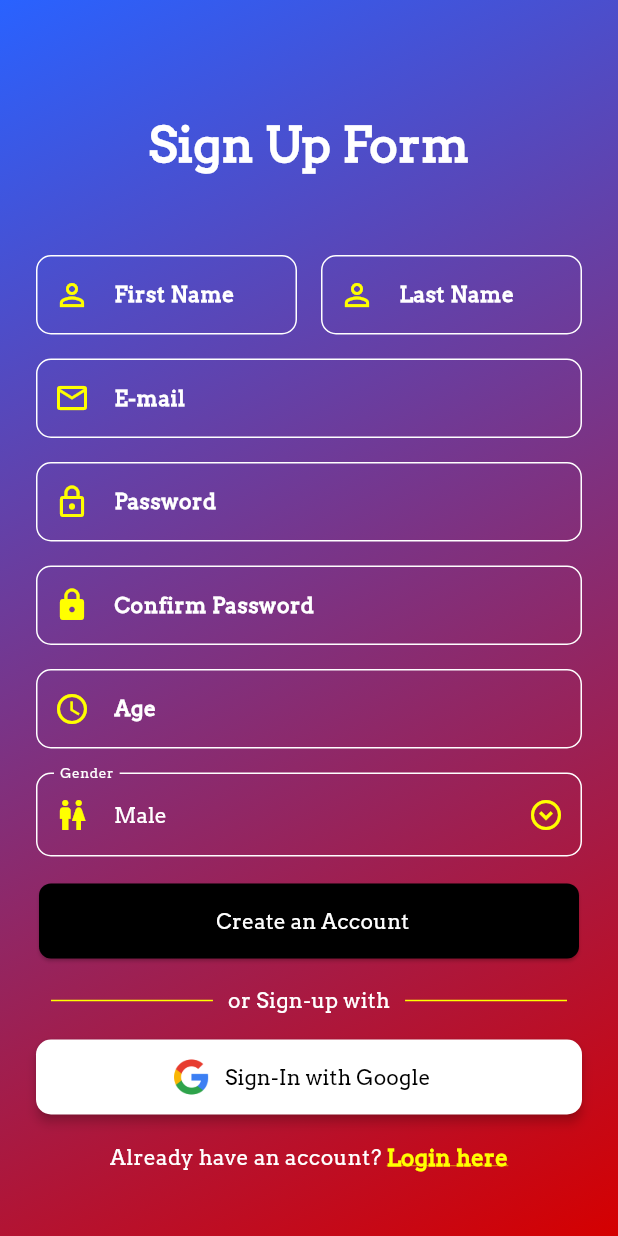
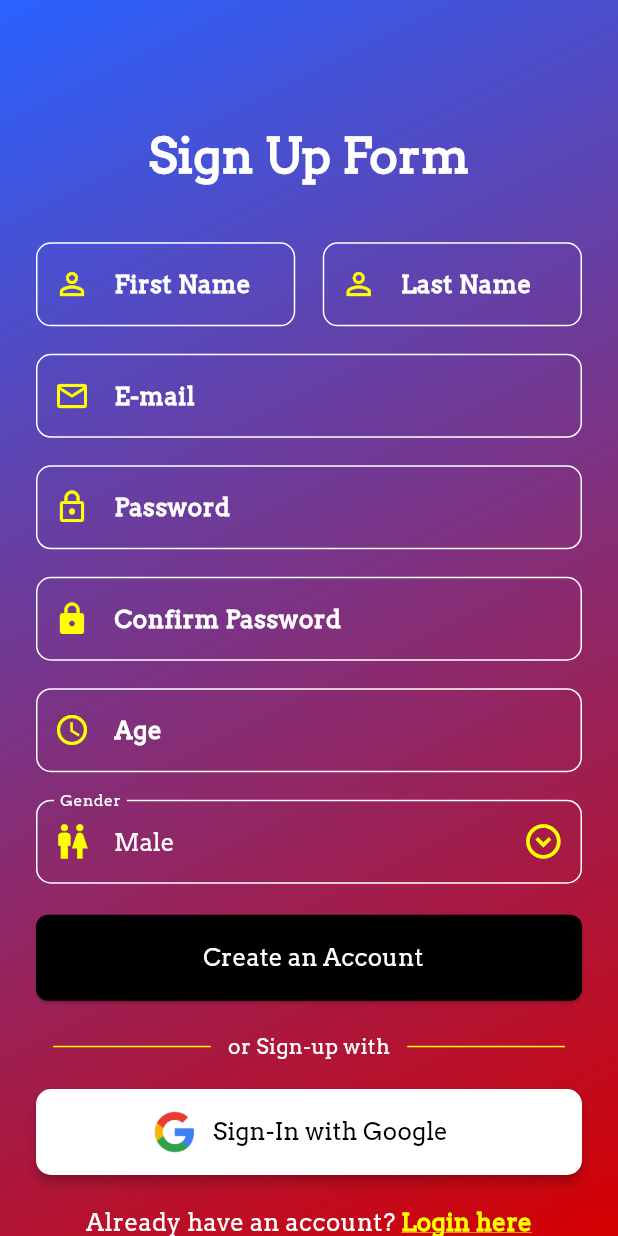
Before and after one commit to patriajasel/taguig_tourism_mobile_app, a Flutter app: the SignUpPage screen opened by its route, on a phone screen of 412 x 824 dp. Run offline on Flutter 3.47's test engine with Material 3 defaults, Android fonts, the phone set to English and light mode, and no system bars; our stand-ins replace carousel_slider, cloud_firestore, firebase_auth, firebase_core, firebase_storage, fluttertoast and 3 more; missing offline and left inert: custom_info_window, flutter_polyline_points; accounts and stored records are empty.

Commit message:
Sizing changes for responsive (fonts, sizedbox, paddings, etc.) of the following dart files:
home_page - sizes based on screenWidth (Device Width) and will subject to change
login_page - just added a context from widget generatedElevatedButton method to add sizes based on screenWidth
signup_page - sizes based on screenWidth (Device Width) and will subject to change
user_profile - ust added a context from widget generatedElevatedButton method to add sizes based on screenWidth
user_settings_tab - ust added a context from widget generatedElevatedButton method to add sizes based on screenWidth
weather_page - minor changes
widget_generator - added build context to invoke the screenWidth method and adjusted the sizes absed on the screenWidth

```diff
--- a/lib/login_page.dart
+++ b/lib/login_page.dart
@@ -61,6 +61,7 @@ class _LoginPageState extends State<LoginPage> {
                           padding: EdgeInsets.symmetric(
                               horizontal: screenWidth / 15),
                           child: GenerateWidget().generateTextField(
+                              context,
                               'Username or Email',
                               Icons.person,
                               usernameController)),
@@ -72,6 +73,7 @@ class _LoginPageState extends State<LoginPage> {
                           padding: EdgeInsets.symmetric(
                               horizontal: screenWidth / 15),
                           child: GenerateWidget().generateTextField(
+                              context,
                               'Password', Icons.lock, passwordController,
                               obscureText: true)),
                       SizedBox(height: screenHeight / 50),
@@ -98,6 +100,7 @@ class _LoginPageState extends State<LoginPage> {
                         padding:
                             EdgeInsets.symmetric(horizontal: screenWidth / 15),
                         child: GenerateWidget().generateElevatedButton(
+                          context,
                           "Sign in",
                           Colors.black,
                           Colors.white,
--- a/lib/signup_page.dart
+++ b/lib/signup_page.dart
@@ -31,6 +31,7 @@ class _SignUpPageState extends State<SignUpPage> {
   @override
   Widget build(BuildContext context) {
     void getBuildContext() {}
+    double screenWidth = MediaQuery.of(context).size.width;
 
     return Scaffold(
       resizeToAvoidBottomInset: false,
@@ -54,15 +55,16 @@ class _SignUpPageState extends State<SignUpPage> {
                 child: Column(
                   children: [
                     // Sign In title
-                    const SizedBox(height: 50),
+                    SizedBox(height: screenWidth * 0.13889),
                     const Text(
                       'Sign Up Form',
                       style: TextStyle(
                           color: Colors.white,
                           fontSize: Sizes.xl,
-                          fontWeight: FontWeight.bold),
+                          fontWeight: FontWeight.bold
                         ),
-                    const SizedBox(height: 50),
+                    ),
+                    SizedBox(height: screenWidth * 0.08334),
 
                     // Form
                     Form(
@@ -73,16 +75,18 @@ class _SignUpPageState extends State<SignUpPage> {
                             // First Name form
                             Expanded(
                                 child: GenerateWidget().generateTextField(
+                                  context,
                                   "First Name",
                                   Icons.person_outline,
                                   firstName)),
 
                             // Width between First and Last Name
-                            const SizedBox(width: Sizes.spaceBtwInputFields),
+                            SizedBox(width: screenWidth * 0.04445),
 
                             // Last Name form
                             Expanded(
                                 child: GenerateWidget().generateTextField(
+                                  context,
                                   "Last Name",
                                   Icons.person_outline,
                                   lastName)),
@@ -90,37 +94,37 @@ class _SignUpPageState extends State<SignUpPage> {
                         ),
 
                         // Height between First and Last Name to Email form
-                        const SizedBox(height: Sizes.spaceBtwInputFields),
+                        SizedBox(height: screenWidth * 0.04445),
 
                         // Email form
                         GenerateWidget().generateTextField(
-                            "E-mail", Icons.email_outlined, email),
+                            context, "E-mail", Icons.email_outlined, email),
 
                         // Height between Email and Password form
-                        const SizedBox(height: Sizes.spaceBtwInputFields),
+                        SizedBox(height: screenWidth * 0.04445),
 
                         // Password
                         GenerateWidget().generateTextField(
-                            "Password", Icons.lock_outline, password,
+                            context, "Password", Icons.lock_outline, password,
                             obscureText: true),
 
                         // Height between Password and Confirm Password
-                        const SizedBox(height: Sizes.spaceBtwInputFields),
+                        SizedBox(height: screenWidth * 0.04445),
 
                         // Confirm Password
                         GenerateWidget().generateTextField(
-                            "Confirm Password", Icons.lock, confirmPassword,
+                            context, "Confirm Password", Icons.lock, confirmPassword,
                             obscureText: true),
 
                         // Height between Email and Age form
-                        const SizedBox(height: Sizes.spaceBtwInputFields),
+                        SizedBox(height: screenWidth * 0.04445),
 
                         //* Placeholder ko muna yung TextFormField para sa Age
                         GenerateWidget().generateTextField(
-                            "Age", Icons.schedule_outlined, age),
+                            context, "Age", Icons.schedule_outlined, age),
 
                         // Height between Age and Gender form
-                        const SizedBox(height: Sizes.spaceBtwInputFields),
+                        SizedBox(height: screenWidth * 0.04445),
 
                         // Gender List (Changed: Text Form to Dropdown List)
                         DropdownButtonFormField(
@@ -136,28 +140,28 @@ class _SignUpPageState extends State<SignUpPage> {
                               genderSelectedVal = val as String;
                             });
                           },
-                          icon: const Icon(
+                          icon: Icon(
                             Icons.expand_circle_down_outlined,
-                            size: Sizes.iconMd,
+                            size: screenWidth * 0.06667,
                             color: Colors.yellowAccent,
                           ),
 
-                          style: const TextStyle(
+                          style: TextStyle(
                               color: Colors
                                   .white, // White text for the selected item
-                              fontSize: Sizes.fontSizeMd,
+                              fontSize: screenWidth * 0.03889,
                               fontFamily: "Arvo"),
                           dropdownColor: Colors
                               .black, // Background color for the dropdown options
                           decoration: InputDecoration(
                             labelText: "Gender",
-                            prefixIcon: const Icon(
+                            prefixIcon: Icon(
                               Icons.wc_outlined,
-                              size: Sizes.iconMd,
+                              size: screenWidth * 0.06667,
                               color: Colors.yellowAccent,
                             ),
-                            labelStyle: const TextStyle(
-                                fontSize: Sizes.fontSizeSm,
+                            labelStyle: TextStyle(
+                                fontSize: screenWidth * 0.03334,
                                 color: Colors.white),
                             enabledBorder: OutlineInputBorder(
                               borderSide: const BorderSide(
@@ -180,22 +184,23 @@ class _SignUpPageState extends State<SignUpPage> {
                         ),
 
                         // Height between Gender form and Create an Account button
-                        const SizedBox(height: Sizes.buttonHeight),
+                        SizedBox(height: screenWidth * 0.05),
 
                         SizedBox(
-                            width: 360, // Set the width (adjust as needed)
+                            width: screenWidth, // Set the width (adjust as needed)
                             child: GenerateWidget().generateElevatedButton(
+                              context,
                               "Create an Account",
                               Colors.black,
                               Colors.white,
                               signingUp)),
 
                         // Height between Create Account and Google Sign in
-                        const SizedBox(height: Sizes.buttonHeight),
+                        SizedBox(height: screenWidth * 0.05),
 
                         // or Sign-up with
-                        const Padding(
-                          padding: EdgeInsets.symmetric(horizontal: 10.0),
+                        Padding(
+                          padding: EdgeInsets.symmetric(horizontal: screenWidth * 0.02778),
                           child: Row(
                             children: [
                               Expanded(
@@ -205,7 +210,7 @@ class _SignUpPageState extends State<SignUpPage> {
                                 ),
                               ),
                               Padding(
-                                padding: EdgeInsets.symmetric(horizontal: 10.0),
+                                padding: EdgeInsets.symmetric(horizontal: screenWidth * 0.02778),
                                 child: Text(
                                   'or Sign-up with',
                                   style: TextStyle(color: Colors.white),
@@ -221,7 +226,7 @@ class _SignUpPageState extends State<SignUpPage> {
                           ),
                         ),
 
-                        const SizedBox(height: Sizes.md),
+                        SizedBox(height: screenWidth * 0.04445),
 
                         // Google Sign In button (Modified as same as Login UI)
 
@@ -249,13 +254,13 @@ class _SignUpPageState extends State<SignUpPage> {
                               children: [
                                 Image.asset(
                                     'lib/assets/logo/button_logo/google-icon.png',
-                                    height: 25),
-                                const Padding(
+                                    height: screenWidth * 0.06945),
+                                Padding(
                                   padding: EdgeInsets.symmetric(
-                                      horizontal: 10.0, vertical: 15),
+                                      horizontal: screenWidth * 0.02778, vertical: screenWidth * 0.04167),
                                   child: Text(
                                     "Sign-In with Google",
-                                    style: TextStyle(fontSize: 14.0),
+                                    style: TextStyle(fontSize: screenWidth * 0.03889),
                                   ),
                                 ),
                               ],
@@ -264,15 +269,18 @@ class _SignUpPageState extends State<SignUpPage> {
                         ),
 
                         // Height between Google Sign in and Login button
-                        const SizedBox(height: Sizes.buttonHeight),
+                        SizedBox(height: screenWidth * 0.05),
 
                         // Login button
                         Row(
                           mainAxisAlignment: MainAxisAlignment.center,
                           children: [
-                            const Text(
+                            Text(
                               'Already have an account? ',
-                              style: TextStyle(color: Colors.white),
+                              style: TextStyle(
+                                color: Colors.white,
+                                fontSize: screenWidth * 0.03889
+                              ),
                             ),
                             GenerateWidget().generateTextLink(
                                 context,
--- a/lib/user_profile_tab.dart
+++ b/lib/user_profile_tab.dart
@@ -235,7 +235,9 @@ class _UserProfileTabState extends State<UserProfileTab> {
               Padding(
                 padding:
                     const EdgeInsets.symmetric(horizontal: 100, vertical: 20),
-                child: GenerateWidget().generateElevatedButton("Sign out",
+                child: GenerateWidget().generateElevatedButton(
+                    context,
+                    "Sign out",
                     Colors.blueAccent.shade700, Colors.white, signOutButton,
                     icon: Icon(
                       Icons.logout,
--- a/lib/user_settings_tab.dart
+++ b/lib/user_settings_tab.dart
@@ -19,6 +19,7 @@ class _UserSettingsTabState extends State<UserSettingsTab> {
             const SizedBox(height: 65),
             Container(
               child: GenerateWidget().generateElevatedButton(
+                  context,
                   'Notification', // Text of the button
                   Colors.blueAccent.shade700, // Background Color
                   Colors.white,
@@ -27,6 +28,7 @@ class _UserSettingsTabState extends State<UserSettingsTab> {
             const SizedBox(height: 35),
             Container(
               child: GenerateWidget().generateElevatedButton(
+                  context,
                   'Language', // Text of the button
                   Colors.blueAccent.shade700, // Background Color
                   Colors.white, // Text Color
@@ -35,6 +37,7 @@ class _UserSettingsTabState extends State<UserSettingsTab> {
             const SizedBox(height: 35),
             Container(
               child: GenerateWidget().generateElevatedButton(
+                  context,
                   'Help and Support', // Text of the button
                   Colors.blueAccent.shade700, // Background Color
                   Colors.white,
@@ -44,6 +47,7 @@ class _UserSettingsTabState extends State<UserSettingsTab> {
             const SizedBox(height: 35),
             Container(
               child: GenerateWidget().generateElevatedButton(
+                  context,
                   'Send Feedback', // Text of the button
                   Colors.blueAccent.shade700, // Background Color
                   Colors.white, // Text Color
@@ -52,6 +56,7 @@ class _UserSettingsTabState extends State<UserSettingsTab> {
             const SizedBox(height: 35),
             Container(
               child: GenerateWidget().generateElevatedButton(
+                  context,
                   'Log out', // Text of the button
                   Colors.blueAccent.shade700, // Background Color
                   Colors.white, // Text Color
--- a/lib/widgets/widget_generator.dart
+++ b/lib/widgets/widget_generator.dart
@@ -2,11 +2,12 @@ import 'package:flutter/material.dart';
 
 class GenerateWidget {
   TextField generateTextField(
-      String hintText, IconData icon, TextEditingController controller,
+      BuildContext context, String hintText, IconData icon, TextEditingController controller,
       {bool? obscureText})
       {
+      double screenWidth = MediaQuery.of(context).size.width;
     return TextField(
-      cursorHeight: 14,
+      cursorHeight: screenWidth * 0.03889,
       cursorColor: Colors.white,
       obscureText: obscureText ?? false,
       controller: controller,
@@ -16,9 +17,9 @@ class GenerateWidget {
         prefixIcon: Icon(icon, color: Colors.yellowAccent),
 
         // Label style size
-        labelStyle: const TextStyle(
+        labelStyle: TextStyle(
           color: Colors.white,
-          fontSize: 14.0,
+          fontSize: screenWidth * 0.03889,
           fontWeight: FontWeight.bold,
         ),
 
@@ -51,22 +52,23 @@ class GenerateWidget {
           ),
         ),
       ),
-      style: const TextStyle(color: Colors.white, fontSize: 14), // Text color set to white
+      style: TextStyle(color: Colors.white, fontSize: screenWidth * 0.03889), // Text color set to white
     );
   }
 
   // * This is for generating elevated button
   ElevatedButton generateElevatedButton(
-      String text, Color color, Color textColor, Function() function,
+      BuildContext context, String text, Color color, Color textColor, Function() function,
       {Icon? icon}) {
+        double screenWidth = MediaQuery.of(context).size.width;
     return ElevatedButton(
       style: ElevatedButton.styleFrom(
         backgroundColor: color, // Black background
         shape: RoundedRectangleBorder(
           borderRadius: BorderRadius.circular(8), // Rounded corners
         ),
-        padding: const EdgeInsets.symmetric(
-            vertical: 15), // Adjust padding for height
+        padding: EdgeInsets.symmetric(
+            vertical: screenWidth * 0.04167), // Adjust padding for height
       ),
       onPressed: () {
         function();
@@ -76,10 +78,10 @@ class GenerateWidget {
         children: [
           if (icon != null) icon,
           Padding(
-            padding: const EdgeInsets.only(left: 5.0),
+            padding: EdgeInsets.only(left: screenWidth * 0.01389),
             child: Text(
               text,
-              style: TextStyle(color: textColor, fontSize: 14.0), // White text
+              style: TextStyle(color: textColor, fontSize: screenWidth * 0.03889), // White text
             ),
           ),
         ],
@@ -89,13 +91,13 @@ class GenerateWidget {
 
   InkWell generateTextLink(
     BuildContext context, String text, String routeName, Color color) {
-    double screenHeight = MediaQuery.of(context).size.height;
+    double screenWidth = MediaQuery.of(context).size.width;
     return InkWell(
         child: Text(
           text,
           style: TextStyle(
               fontWeight: FontWeight.bold,
-              fontSize: screenHeight * 0.018,
+              fontSize: screenWidth * 0.03889,
               color: Colors.yellowAccent,
               decoration: TextDecoration.underline,
               decorationColor: color,
```
Also changed, not shown: lib/home_page.dart (+38 -33 lines), lib/weather_page.dart (+9 -6 lines). Lines whose indentation alone changed are shown as unchanged.
